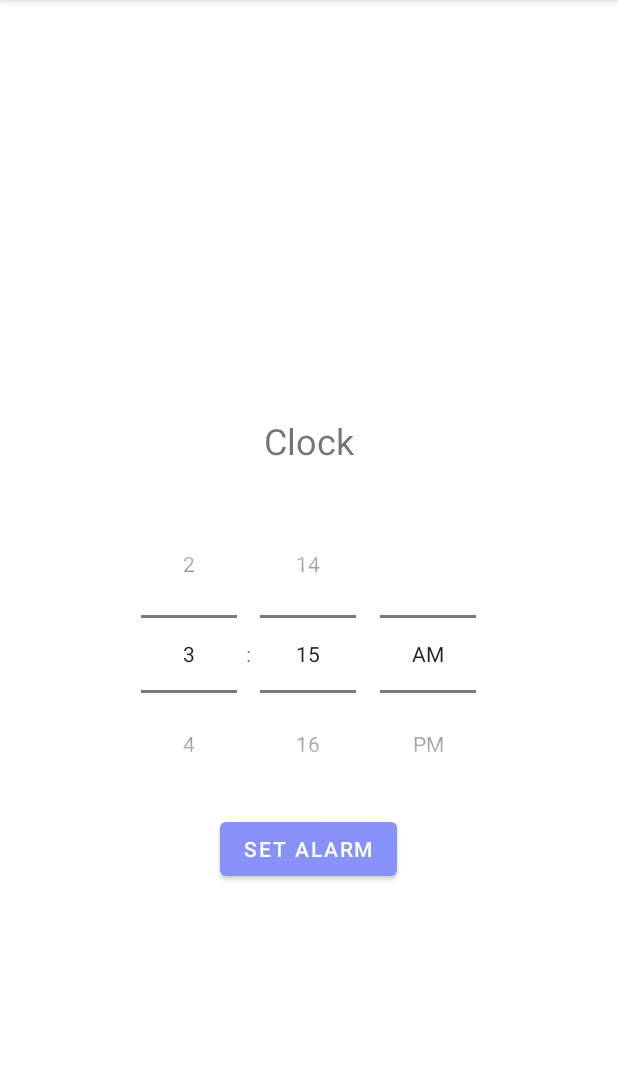
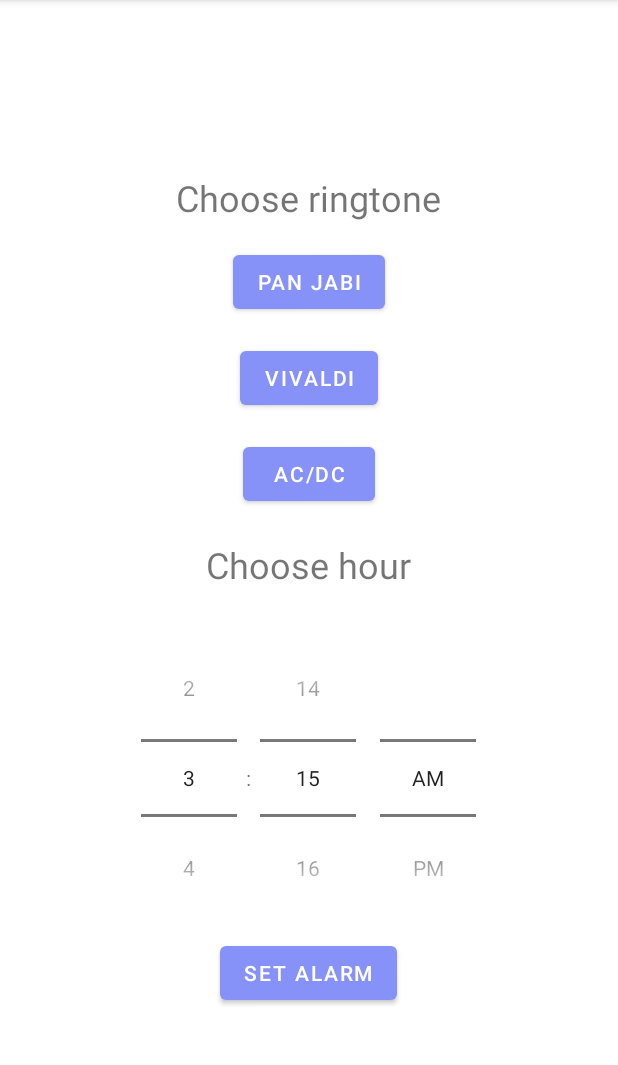
Before and after one commit to jasminepopa3/Buggy-Alarm, an Android app: the screen it shows after launch (MainActivity), on a phone screen of 412 x 824 dp, the part 84-1149 px from its top. Run offline under Robolectric (Android 15) with nearby library versions, the phone set to English and light mode, and no system bars.

Commit message:
choose ringtone

```diff
--- a/app/src/main/java/com/example/buggyalarm/MainActivity.java
+++ b/app/src/main/java/com/example/buggyalarm/MainActivity.java
@@ -33,6 +33,8 @@
     boolean notificationSet = false;
     private MediaPlayer mediaPlayer;
 
+    final String[] melodie_selectata = new String[1];
+
     @Override
     protected void onCreate(Bundle savedInstanceState) {
         super.onCreate(savedInstanceState);
@@ -53,6 +55,17 @@
                         new String[]{Manifest.permission.POST_NOTIFICATIONS}, 101);
             }
         }
+        // Găsim butonul pentru oprirea melodiei în layout
+        Button btnMelodie1 = findViewById(R.id.btnMelodie1);
+        Button btnMelodie2 = findViewById(R.id.btnMelodie2);
+        Button btnMelodie3 = findViewById(R.id.btnMelodie3);
+
+        // Adăugăm ascultători pentru clicurile pe butoanele de melodie
+        btnMelodie1.setOnClickListener(v -> melodie_selectata[0] ="Pan Jabi");
+
+        btnMelodie2.setOnClickListener(v -> melodie_selectata[0] ="Vivaldi");
+
+        btnMelodie3.setOnClickListener(v -> melodie_selectata[0] ="AC/DC");
         button.setOnClickListener(new View.OnClickListener() {
             @Override
             public void onClick(View view) {
@@ -145,7 +158,8 @@
 
         // Trimitem comanda către MediaPlayerService pentru a porni redarea melodiei
         Intent musicIntent = new Intent(this, MediaPlayerService.class);
-        musicIntent.setAction("PLAY");
+        musicIntent.setAction("PLAY MELODIE");
+        musicIntent.putExtra("melodie", melodie_selectata[0]); // Înlocuiește "numele_melodiei" cu numele efectiv al melodiei pe care dorești să o redai
         startService(musicIntent);
 
         // Afișează notificarea
--- a/app/src/main/java/com/example/buggyalarm/MediaPlayerService.java
+++ b/app/src/main/java/com/example/buggyalarm/MediaPlayerService.java
@@ -18,8 +18,9 @@
         String action = intent.getAction();
         if (action != null) {
             switch (action) {
-                case "PLAY":
-                    startMusic();
+                case "PLAY MELODIE":
+                    String melodie = intent.getStringExtra("melodie");
+                    startMusic(melodie);
                     break;
                 case "STOP":
                     stopMusic();
@@ -34,11 +35,18 @@
 
     private boolean isRepeating = false;
 
-    private void startMusic() {
+    private void startMusic(String melodie) {
         if (mediaPlayer == null) {
 
-            String firebaseStorageUrl = "https://firebasestorage.googleapis.com/v0/b/buggy-alarm.appspot.com/o/melodie.mp3?alt=media&token=fc458882-c9bc-4902-a264-4f70bc5e5a73";
-            String accessToken = "fc458882-c9bc-4902-a264-4f70bc5e5a73";
+            String firebaseStorageUrl = new String();
+
+            if (melodie.equals("Pan Jabi")) {
+                firebaseStorageUrl = "https://firebasestorage.googleapis.com/v0/b/buggy-alarm.appspot.com/o/melodie.mp3?alt=media&token=fc458882-c9bc-4902-a264-4f70bc5e5a73";
+            } else if (melodie.equals("Vivaldi")) {
+                firebaseStorageUrl = "https://firebasestorage.googleapis.com/v0/b/buggy-alarm.appspot.com/o/melodie2.mp3?alt=media&token=d0a624f3-032f-468b-9d51-48213009a150";
+            } else if (melodie.equals("AC/DC")) {
+                firebaseStorageUrl = "https://firebasestorage.googleapis.com/v0/b/buggy-alarm.appspot.com/o/melodie3.mp3?alt=media&token=e30ac9a9-2c0b-4058-9714-98f7953794f7";
+            }
 
             try {
                 mediaPlayer = new MediaPlayer();
--- a/app/src/main/res/layout/activity_main.xml
+++ b/app/src/main/res/layout/activity_main.xml
@@ -10,13 +10,48 @@
     tools:context=".MainActivity">
 
     <TextView
+        android:id="@+id/RingtoneView"
+        android:layout_width="wrap_content"
+        android:layout_height="wrap_content"
+        android:layout_centerHorizontal="true"
+        android:layout_marginTop="20dp"
+        android:text="Choose ringtone"
+        android:textSize="24sp" />
+
+    <Button
+        android:id="@+id/btnMelodie1"
+        android:layout_width="wrap_content"
+        android:layout_height="wrap_content"
+        android:text="Pan Jabi"
+        android:layout_centerHorizontal="true"
+        android:layout_marginTop="16dp"/>
+
+    <Button
+        android:id="@+id/btnMelodie2"
+        android:layout_width="wrap_content"
+        android:layout_height="wrap_content"
+        android:text="Vivaldi"
+        android:layout_below="@id/btnMelodie1"
+        android:layout_centerHorizontal="true"
+        android:layout_marginTop="16dp"/>
+
+    <Button
+        android:id="@+id/btnMelodie3"
+        android:layout_width="wrap_content"
+        android:layout_height="wrap_content"
+        android:text="AC/DC"
+        android:layout_below="@id/btnMelodie2"
+        android:layout_centerHorizontal="true"
+        android:layout_marginTop="16dp"/>
+
+    <TextView
         android:id="@+id/clockTextView"
         android:layout_width="wrap_content"
         android:layout_height="wrap_content"
-        android:textSize="24sp"
         android:layout_centerHorizontal="true"
-        android:layout_marginTop="100dp"
-        android:text="Clock"/>
+        android:layout_marginTop="20dp"
+        android:text="Choose hour"
+        android:textSize="24sp" />
 
     <TimePicker
         android:id="@+id/timePicker"
@@ -29,8 +64,8 @@
 
     <Button
         android:id="@+id/btnNotifications"
-        android:text="Set Alarm"
         android:layout_width="wrap_content"
-        android:layout_height="wrap_content" />
+        android:layout_height="wrap_content"
+        android:text="Set Alarm" />
 
 </LinearLayout>
```
